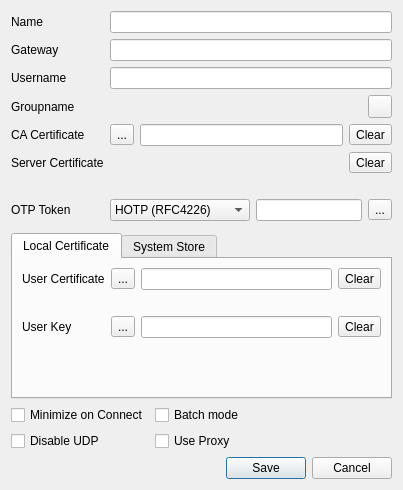
openconnect/openconnect-gui, file src/dialog/editdialog.ui: the form before one commit.
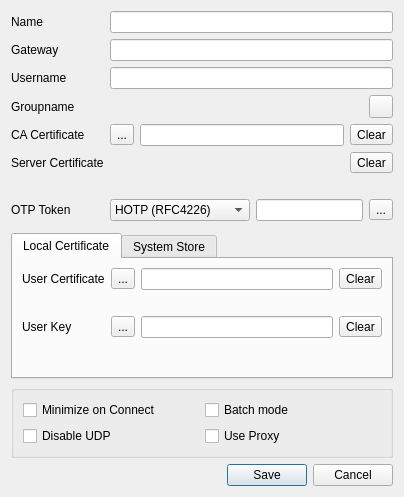
The form after the commit. Icons and pictures are not drawn.

What changed in the file:
```diff
--- a/src/dialog/editdialog.ui
+++ b/src/dialog/editdialog.ui
@@ -6,75 +6,16 @@
    <rect>
     <x>0</x>
     <y>0</y>
-    <width>403</width>
-    <height>490</height>
+    <width>404</width>
+    <height>497</height>
    </rect>
   </property>
   <property name="windowTitle">
    <string>Edit</string>
   </property>
-  <layout class="QGridLayout" name="gridLayout_2">
-   <item row="5" column="0">
-    <layout class="QFormLayout" name="formLayout_6">
-     <item row="0" column="0">
-      <widget class="QCheckBox" name="minimizeBox">
-       <property name="toolTip">
-        <string>Enable this to automatically minimize after connection</string>
-       </property>
-       <property name="text">
-        <string>Minimize on Connect</string>
-       </property>
-      </widget>
-     </item>
-     <item row="0" column="1">
-      <widget class="QCheckBox" name="batchModeBox">
-       <property name="toolTip">
-        <string>Enable this to remember passwords for this server</string>
-       </property>
-       <property name="text">
-        <string>Batch mode</string>
-       </property>
-      </widget>
-     </item>
-     <item row="1" column="0">
-      <widget class="QCheckBox" name="disableUDP">
-       <property name="text">
-        <string>Disable UDP</string>
-       </property>
-      </widget>
-     </item>
-     <item row="1" column="1">
-      <widget class="QCheckBox" name="proxyBox">
-       <property name="toolTip">
-        <string>Enable this to use the system's default proxy settings for this server</string>
-       </property>
-       <property name="text">
-        <string>Use Proxy</string>
-       </property>
-      </widget>
-     </item>
-    </layout>
-   </item>
-   <item row="7" column="0">
-    <widget class="QDialogButtonBox" name="buttonBox">
-     <property name="orientation">
-      <enum>Qt::Horizontal</enum>
-     </property>
-     <property name="standardButtons">
-      <set>QDialogButtonBox::Cancel|QDialogButtonBox::Save</set>
-     </property>
-    </widget>
-   </item>
-   <item row="1" column="1">
-    <layout class="QGridLayout" name="gridLayout"/>
-   </item>
-   <item row="3" column="0">
-    <layout class="QVBoxLayout" name="verticalLayout_4">
+  <layout class="QVBoxLayout" name="verticalLayout">
      <item>
-      <layout class="QFormLayout" name="formLayout">
-       <property name="fieldGrowthPolicy">
-        <enum>QFormLayout::AllNonFixedFieldsGrow</enum>
-       </property>
+    <layout class="QFormLayout" name="settingsProfileLayout">
        <item row="1" column="0">
         <widget class="QLabel" name="label_11">
          <property name="text">
@@ -107,9 +48,6 @@
          <property name="whatsThis">
           <string/>
          </property>
-         <property name="text">
-          <string/>
-         </property>
         </widget>
        </item>
        <item row="3" column="0">
@@ -124,9 +62,6 @@
          <property name="toolTip">
           <string>Specify the username used in that gateway</string>
          </property>
-         <property name="text">
-          <string/>
-         </property>
         </widget>
        </item>
        <item row="6" column="0">
@@ -139,11 +74,7 @@
        <item row="6" column="1">
         <layout class="QHBoxLayout" name="horizontalLayout_6">
          <item>
-          <widget class="QLabel" name="groupnameEdit">
-           <property name="text">
-            <string/>
-           </property>
-          </widget>
+        <widget class="QLabel" name="groupnameEdit"/>
          </item>
          <item>
           <widget class="QToolButton" name="toolButton">
@@ -211,9 +142,6 @@
            <property name="toolTip">
             <string>This is the hash of the server's certificate</string>
            </property>
-           <property name="text">
-            <string/>
-           </property>
           </widget>
          </item>
          <item>
@@ -323,9 +251,6 @@
         <layout class="QVBoxLayout" name="verticalLayout_5">
          <item>
           <layout class="QFormLayout" name="formLayout_2">
-           <property name="fieldGrowthPolicy">
-            <enum>QFormLayout::AllNonFixedFieldsGrow</enum>
-           </property>
            <item row="1" column="0">
             <widget class="QLabel" name="label_3">
              <property name="text">
@@ -363,11 +288,7 @@
             </layout>
            </item>
            <item row="2" column="1">
-            <widget class="QLabel" name="userCertHash">
-             <property name="text">
-              <string/>
-             </property>
-            </widget>
+          <widget class="QLabel" name="userCertHash"/>
            </item>
            <item row="3" column="0">
             <widget class="QLabel" name="userKeyLabel">
@@ -422,10 +343,7 @@
         <attribute name="title">
          <string>System Store</string>
         </attribute>
-        <layout class="QFormLayout" name="formLayout_3">
-         <property name="fieldGrowthPolicy">
-          <enum>QFormLayout::AllNonFixedFieldsGrow</enum>
-         </property>
+      <layout class="QGridLayout" name="gridLayout_2">
          <item row="0" column="0">
           <widget class="QListWidget" name="loadWinCertList"/>
          </item>
@@ -443,8 +361,59 @@
        </widget>
       </widget>
      </item>
-    </layout>
+   <item>
+    <widget class="QGroupBox" name="settingsGroupBox">
+     <layout class="QGridLayout" name="gridLayout">
+      <item row="4" column="0">
+       <widget class="QCheckBox" name="disableUDP">
+        <property name="text">
+         <string>Disable UDP</string>
+        </property>
+       </widget>
+      </item>
+      <item row="1" column="0">
+       <widget class="QCheckBox" name="minimizeBox">
+        <property name="toolTip">
+         <string>Enable this to automatically minimize after connection</string>
+        </property>
+        <property name="text">
+         <string>Minimize on Connect</string>
+        </property>
+       </widget>
+      </item>
+      <item row="1" column="1">
+       <widget class="QCheckBox" name="batchModeBox">
+        <property name="toolTip">
+         <string>Enable this to remember passwords for this server</string>
+        </property>
+        <property name="text">
+         <string>Batch mode</string>
+        </property>
+       </widget>
+      </item>
+      <item row="4" column="1">
+       <widget class="QCheckBox" name="proxyBox">
+        <property name="toolTip">
+         <string>Enable this to use the system's default proxy settings for this server</string>
+        </property>
+        <property name="text">
+         <string>Use Proxy</string>
+        </property>
+       </widget>
+      </item>
+     </layout>
+    </widget>
    </item>
+   <item>
+    <widget class="QDialogButtonBox" name="buttonBox">
+     <property name="orientation">
+      <enum>Qt::Horizontal</enum>
+     </property>
+     <property name="standardButtons">
+      <set>QDialogButtonBox::Cancel|QDialogButtonBox::Save</set>
+     </property>
+    </widget>
+   </item>
   </layout>
  </widget>
  <resources>
```
Left out of the diff: 64 changed lines with no effect on the pictures. Lines whose indentation alone changed are shown as unchanged.
